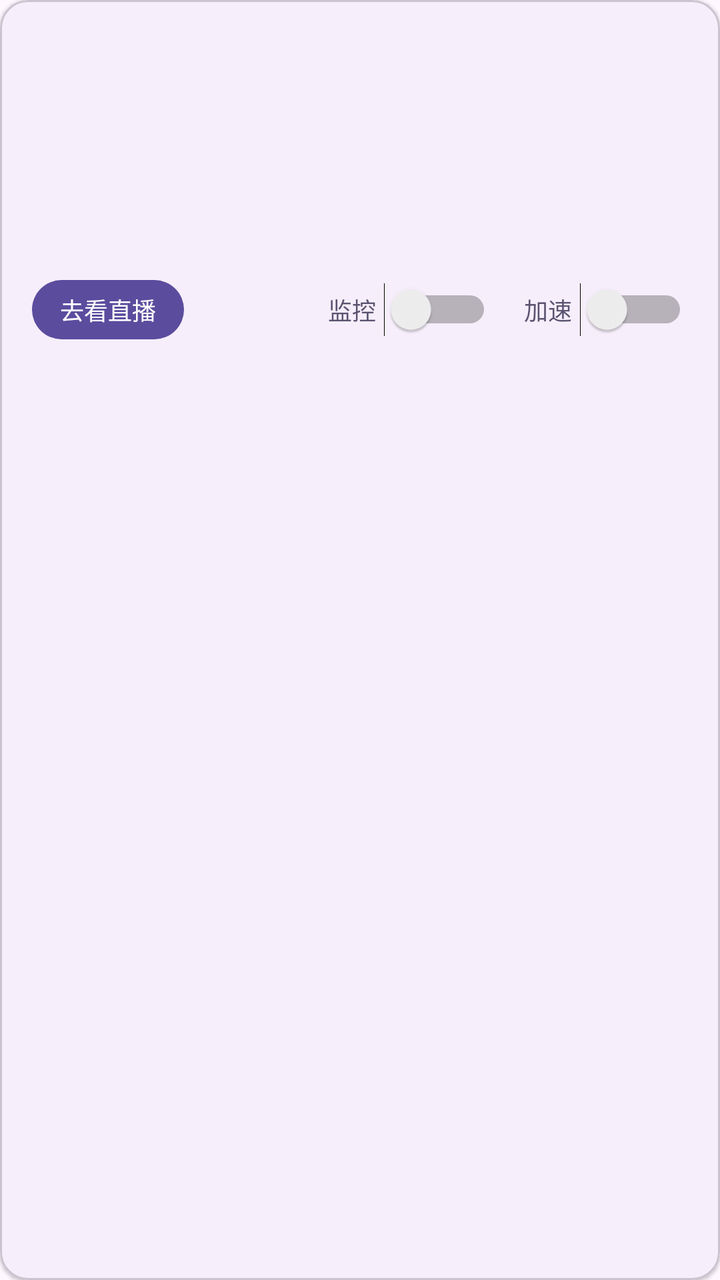
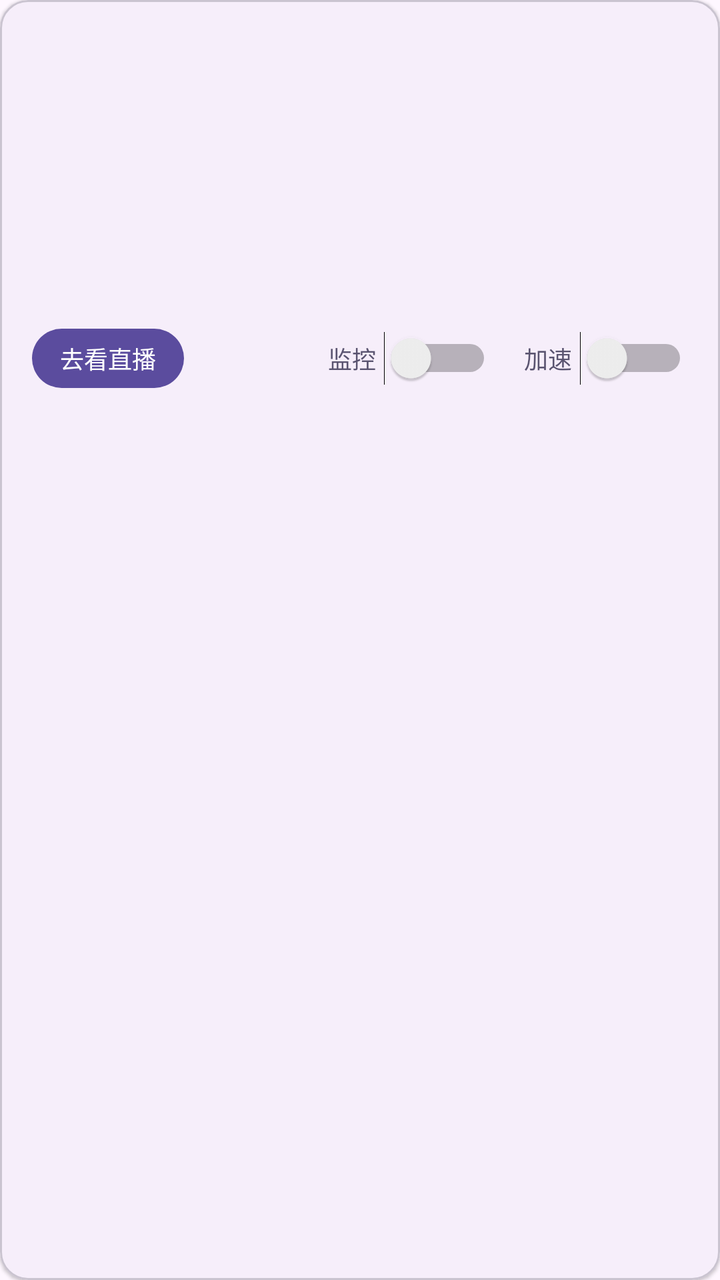

Before-and-after screenshots of an Android layout around one commit, followed by the original layout XML and the change that was made.
<!-- AndroidManifest.xml: application theme Theme.DyWatch -->
<!-- res/layout/item_account.xml -->
<?xml version="1.0" encoding="utf-8"?>
<com.google.android.material.card.MaterialCardView xmlns:android="http://schemas.android.com/apk/res/android"
    xmlns:app="http://schemas.android.com/apk/res-auto"
    android:layout_width="match_parent"
    android:layout_height="wrap_content"
    android:layout_marginBottom="12dp"
    app:cardCornerRadius="14dp"
    app:cardElevation="1dp">

    <LinearLayout
        android:layout_width="match_parent"
        android:layout_height="wrap_content"
        android:orientation="vertical"
        android:padding="16dp">

        <LinearLayout
            android:layout_width="match_parent"
            android:layout_height="wrap_content"
            android:gravity="center_vertical"
            android:orientation="horizontal">

            <TextView
                android:id="@+id/tv_name"
                android:layout_width="0dp"
                android:layout_height="wrap_content"
                android:layout_weight="1"
                android:textColor="@color/ink"
                android:textSize="16sp"
                android:textStyle="bold" />

            <TextView
                android:id="@+id/tv_live_badge"
                android:layout_width="wrap_content"
                android:layout_height="wrap_content"
                android:layout_marginEnd="8dp"
                android:background="@drawable/bg_live_badge"
                android:paddingLeft="8dp"
                android:paddingTop="2dp"
                android:paddingRight="8dp"
                android:paddingBottom="2dp"
                android:text="直播中"
                android:textColor="@color/on_accent"
                android:textSize="11sp"
                android:visibility="gone" />
        </LinearLayout>

        <TextView
            android:id="@+id/tv_follower"
            android:layout_width="match_parent"
            android:layout_height="wrap_content"
            android:layout_marginTop="8dp"
            android:textColor="@color/ink"
            android:textSize="30sp"
            android:textStyle="bold" />

        <TextView
            android:id="@+id/tv_delta"
            android:layout_width="match_parent"
            android:layout_height="wrap_content"
            android:layout_marginTop="4dp"
            android:textColor="@color/ink_3"
            android:textSize="13sp" />

        <TextView
            android:id="@+id/tv_meta"
            android:layout_width="match_parent"
            android:layout_height="wrap_content"
            android:layout_marginTop="6dp"
            android:textColor="@color/ink_3"
            android:textSize="12sp" />

        <LinearLayout
            android:layout_width="match_parent"
            android:layout_height="wrap_content"
            android:layout_marginTop="10dp"
            android:gravity="center_vertical"
            android:orientation="horizontal">

            
            <TextView
                android:id="@+id/btn_go_live"
                android:layout_width="wrap_content"
                android:layout_height="wrap_content"
                android:background="@drawable/bg_go_live"
                android:clickable="true"
                android:contentDescription="@string/cd_go_live"
                android:focusable="true"
                android:paddingLeft="14dp"
                android:paddingTop="6dp"
                android:paddingRight="14dp"
                android:paddingBottom="6dp"
                android:text="去看直播"
                android:textColor="@color/go_live_text"
                android:textSize="12sp" />

            <Space
                android:layout_width="0dp"
                android:layout_height="1dp"
                android:layout_weight="1" />

            
            <TextView
                android:id="@+id/lbl_monitor"
                android:layout_width="wrap_content"
                android:layout_height="wrap_content"
                android:labelFor="@id/sw_monitor"
                android:text="监控"
                android:textColor="@color/ink_2"
                android:textSize="12sp" />

            <Switch
                android:id="@+id/sw_monitor"
                android:layout_width="wrap_content"
                android:layout_height="wrap_content"
                android:layout_marginStart="4dp"
                android:contentDescription="@string/cd_monitor_switch" />

            <TextView
                android:id="@+id/lbl_boost"
                android:layout_width="wrap_content"
                android:layout_height="wrap_content"
                android:layout_marginStart="16dp"
                android:labelFor="@id/sw_boost"
                android:text="加速"
                android:textColor="@color/ink_2"
                android:textSize="12sp" />

            <Switch
                android:id="@+id/sw_boost"
                android:layout_width="wrap_content"
                android:layout_height="wrap_content"
                android:layout_marginStart="4dp"
                android:contentDescription="@string/cd_boost_switch" />
        </LinearLayout>

    </LinearLayout>

</com.google.android.material.card.MaterialCardView>
<!-- resources referenced by this layout -->
<resources>
  <color name="ink">#221D38</color>
  <color name="ink_2">#5A5470</color>
  <color name="ink_3">#665E80</color>
  <color name="on_accent">#FFFFFF</color>
  <!-- drawable bg_go_live (drawable) -->
  <?xml version="1.0" encoding="utf-8"?>
  <selector xmlns:android="http://schemas.android.com/apk/res/android">
      <item android:state_enabled="true">
          <shape android:shape="rectangle">
              <corners android:radius="16dp" />
              <solid android:color="@color/accent" />
          </shape>
      </item>
      <item>
          <shape android:shape="rectangle">
              <corners android:radius="16dp" />
              <solid android:color="@color/go_live_off" />
          </shape>
      </item>
  </selector>
  <!-- drawable bg_live_badge (drawable) -->
  <?xml version="1.0" encoding="utf-8"?>
  <shape xmlns:android="http://schemas.android.com/apk/res/android" android:shape="rectangle">
      <solid android:color="@color/live_strong" />
      <corners android:radius="20dp" />
  </shape>
  <string name="cd_boost_switch">15 秒加速检测开播</string>
  <string name="cd_go_live">去看直播</string>
  <string name="cd_monitor_switch">开播监控与提醒</string>
  <style name="Theme.DyWatch" parent="Theme.Material3.Light.NoActionBar" />
  <color name="accent">#5B4C9E</color>
  <color name="go_live_off">#E7E4EF</color>
  <color name="live_strong">#C7282F</color>
</resources>

<!-- the commit's change to res/layout/item_account.xml (unified diff, before → after) -->
@@ -69,6 +69,14 @@
             android:textColor="@color/ink_3"
             android:textSize="12sp" />
 
+        
+        <TextView
+            android:id="@+id/tv_watch_state"
+            android:layout_width="match_parent"
+            android:layout_height="wrap_content"
+            android:layout_marginTop="8dp"
+            android:textColor="@color/ink_2"
+            android:textSize="12sp" />
         <LinearLayout
             android:layout_width="match_parent"
             android:layout_height="wrap_content"
